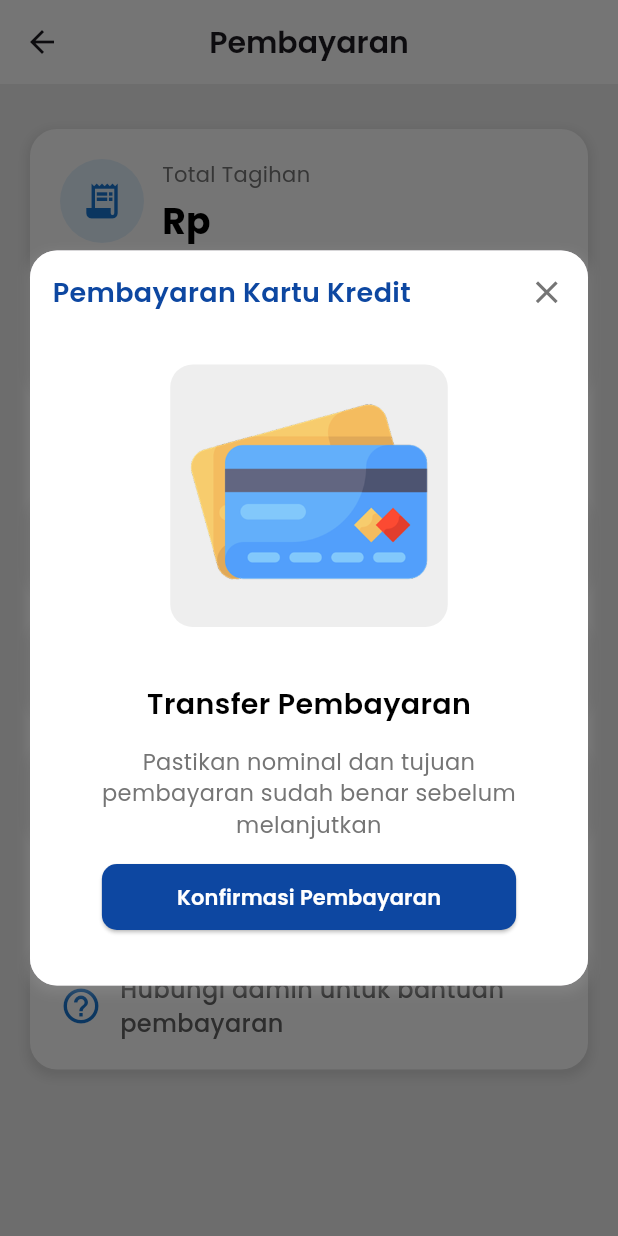
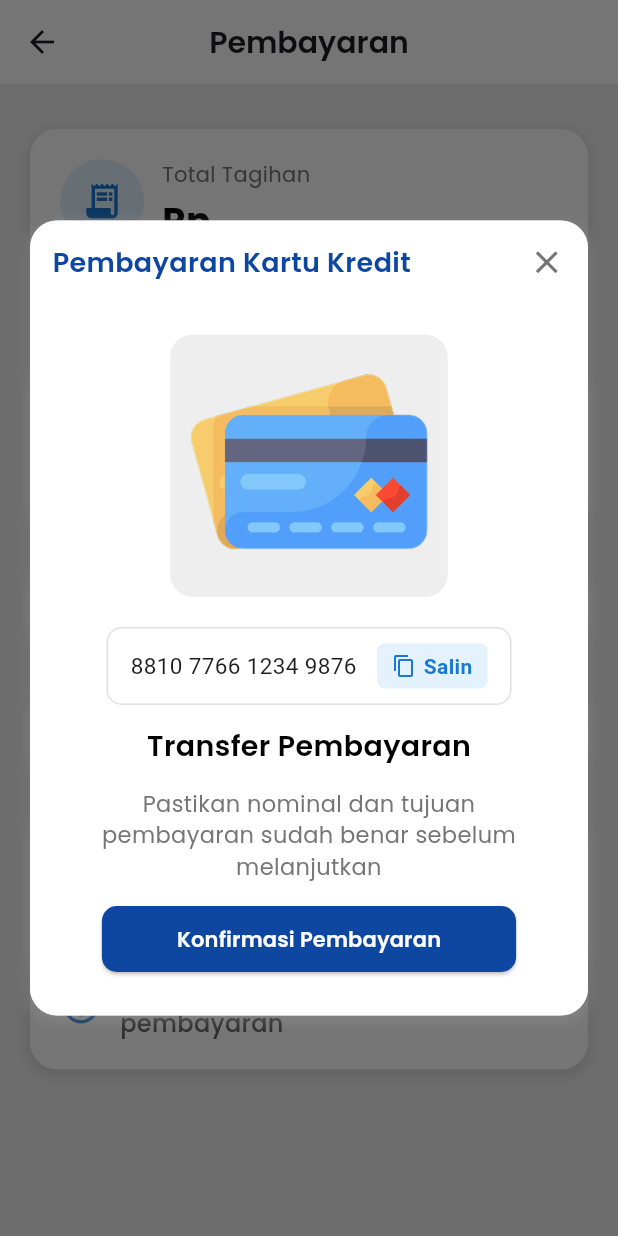
Before and after one commit to andkstrr/TicketingApp, a Flutter app: the PaymentPage screen opened directly with empty values, after a tap on "Kartu Kredit", on a phone screen of 412 x 824 dp. Run offline on Flutter 3.47's test engine with Material 3 defaults, Android fonts, the phone set to English and light mode, and no system bars; our stand-ins replace google_fonts.

Commit message:
update popup credit payment

```diff
--- a/lib/components/popup_payment.dart
+++ b/lib/components/popup_payment.dart
@@ -1,5 +1,6 @@
 import 'package:flutter/material.dart';
 import 'package:google_fonts/google_fonts.dart';
+import 'package:flutter/services.dart';
 import 'package:ticketing_app/receipt.dart';
 
 class PopupPayment extends StatelessWidget {
@@ -10,6 +11,8 @@ class PopupPayment extends StatelessWidget {
   final String title;
   final String type;
   final String price;
+  final String?
+  accountNumber; // ?parameter opsional -> no rekening (popup credit card)
 
   const PopupPayment({
     super.key,
@@ -20,6 +23,7 @@ class PopupPayment extends StatelessWidget {
     required this.title,
     required this.type,
     required this.price,
+    this.accountNumber,
   });
 
   static void show(
@@ -31,6 +35,7 @@ class PopupPayment extends StatelessWidget {
     required String title,
     required String type,
     required String price,
+    String? accountNumber,
   }) {
     showDialog(
       context: context,
@@ -39,6 +44,7 @@ class PopupPayment extends StatelessWidget {
         methodTitle: methodTitle,
         methodSubtitle: methodSubtitle,
         imageAsset: imageAsset,
+        accountNumber: accountNumber,
         title: title,
         type: type,
         price: price,
@@ -50,12 +56,10 @@ class PopupPayment extends StatelessWidget {
   Widget build(BuildContext context) {
     return Dialog(
       insetPadding: EdgeInsets.all(20.0),
-      shape: RoundedRectangleBorder(
-        borderRadius: BorderRadius.circular(18),
-      ),
+      shape: RoundedRectangleBorder(borderRadius: BorderRadius.circular(18)),
       child: Container(
         width: double.infinity,
-        height: 490,
+        height: accountNumber == null ? 458 : 530,
         padding: const EdgeInsets.all(15),
         decoration: BoxDecoration(
           color: Colors.white,
@@ -84,11 +88,7 @@ class PopupPayment extends StatelessWidget {
                 const Spacer(),
                 GestureDetector(
                   onTap: () => Navigator.pop(context),
-                  child: Icon(
-                    Icons.close,
-                    size: 25,
-                    color: Colors.grey[600],
-                  ),
+                  child: Icon(Icons.close, size: 25, color: Colors.grey[600]),
                 ),
               ],
             ),
@@ -105,14 +105,73 @@ class PopupPayment extends StatelessWidget {
                   width: 200,
                   height: 200,
                   decoration: BoxDecoration(
-                    image: DecorationImage(
-                      image: AssetImage(imageAsset),
-                    ),
+                    image: DecorationImage(image: AssetImage(imageAsset)),
                   ),
                 ),
               ),
             ),
-            const SizedBox(height: 26),
+            if (accountNumber != null) ...[
+              const SizedBox(height: 20),
+              InkWell(
+                onTap: () {
+                  Clipboard.setData(ClipboardData(text: accountNumber ?? '-'));
+
+                  final rootContext = Navigator.of(context, rootNavigator: true)
+                      .overlay!
+                      .context;
+
+                  ScaffoldMessenger.of(rootContext).showSnackBar(
+                    const SnackBar(
+                      content: Text('Nomor rekening berhasil disalin'),
+                      duration: Duration(seconds: 2),
+                    ),
+                  );
+                },
+                child: Container(
+                  width: 270,
+                  padding: EdgeInsets.symmetric(horizontal: 15, vertical: 10),
+                  decoration: BoxDecoration(
+                    border: Border.all(color: Colors.grey.shade300),
+                    borderRadius: BorderRadius.circular(10),
+                  ),
+                  child: Row(
+                    crossAxisAlignment: CrossAxisAlignment.center,
+                    mainAxisAlignment: MainAxisAlignment.spaceBetween,
+                    children: [
+                      Text(
+                        accountNumber ?? '-',
+                        style: TextStyle(fontSize: 15)
+                      ),
+                      Container(
+                        padding: EdgeInsets.symmetric(
+                          horizontal: 10,
+                          vertical: 5,
+                        ),
+                        decoration: BoxDecoration(
+                          color: Colors.blue[50],
+                          borderRadius: BorderRadius.circular(5),
+                        ),
+                        child: Row(
+                          children: [
+                            Icon(Icons.copy, size: 16, color: Colors.blue[700]),
+                            SizedBox(width: 5),
+                            Text(
+                              'Salin',
+                              style: TextStyle(
+                                fontSize: 14,
+                                fontWeight: FontWeight.w600,
+                                color: Colors.blue[700],
+                              ),
+                            ),
+                          ],
+                        ),
+                      ),
+                    ],
+                  ),
+                ),
+              ),
+            ],
+            const SizedBox(height: 2),
             Padding(
               padding: const EdgeInsets.all(12),
               child: Column(
--- a/lib/payment.dart
+++ b/lib/payment.dart
@@ -220,6 +220,7 @@ class _PaymentPageState extends State<PaymentPage> {
                             methodTitle: "Transfer Pembayaran",
                             methodSubtitle: "Pastikan nominal dan tujuan pembayaran sudah benar sebelum melanjutkan",
                             imageAsset: "assets/images/credit-card.png",
+                            accountNumber: "8810 7766 1234 9876",
                             title: widget.title,
                             type: widget.type,
                             price: widget.price
```
